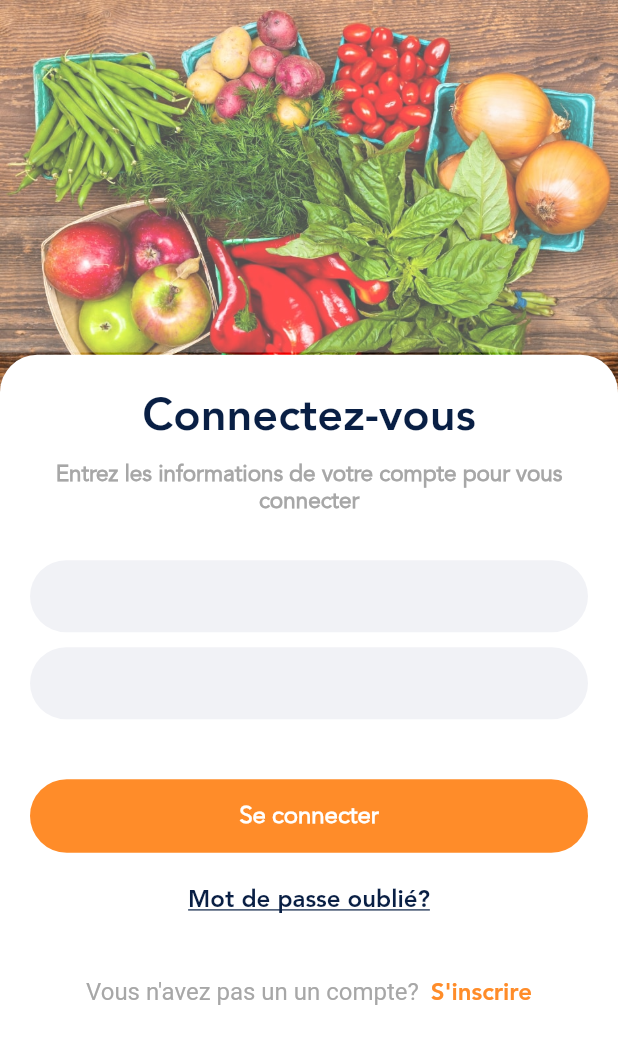
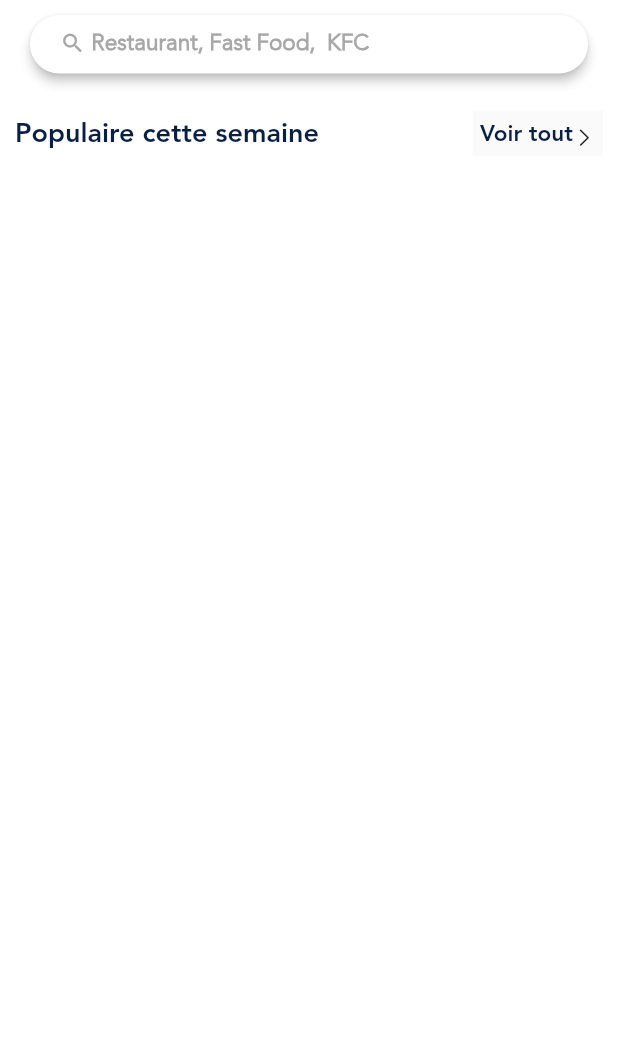
Before and after one commit to jowilf/restaurant-ui, a Flutter app: the screen it shows after launch, on a phone screen of 412 x 824 dp. Shown: the top 1044 px of the screen. Run offline on Flutter 3.47's test engine with Material 2 defaults, Android fonts, the phone set to English and light mode, and no system bars; our stand-ins replace pin_code_fields, rflutter_alert.

Commit message:
begin homepage

```diff
--- a/lib/main.dart
+++ b/lib/main.dart
@@ -1,5 +1,7 @@
 import 'package:flutter/material.dart';
+import 'package:flutter/services.dart';
 import 'package:nekxolivro/ui/screens/ForgotPasswordPage.dart';
+import 'package:nekxolivro/ui/screens/HomePage.dart';
 import 'package:nekxolivro/ui/screens/LoginPage.dart';
 import 'package:nekxolivro/ui/screens/PhoneVerificationPage.dart';
 import 'package:nekxolivro/ui/screens/RegisterPage.dart';
@@ -54,7 +56,7 @@ class MyApp extends StatelessWidget {
     print('-----------------');
     switch (routeName) {
       case AppRoutes.root:
-        return LoginPage();
+        return HomePage();
       case AppRoutes.resetPassword:
         return ResetPasswordPage();
       case AppRoutes.forgotPassword:
--- a/lib/ui/components/RoundEditText.dart
+++ b/lib/ui/components/RoundEditText.dart
@@ -9,7 +9,7 @@ class RoundEditText extends StatefulWidget {
   TextEditingController controller = TextEditingController();
 
   RoundEditText(
-      {this.hintText,
+      {this.hintText = "",
       this.inputType,
       this.obscureText,
       this.prefixText,
@@ -48,8 +48,12 @@ class RoundEditTextState extends State<RoundEditText> {
             this.setState(() => canShowPrefix = newValue != ""),
         style: TextStyle(fontSize: 16),
         decoration: InputDecoration(
-            prefixText: (canShowPrefix && prefixText != null) ? prefixText +"  ": "",
-            prefixStyle: TextStyle(fontSize: 13,fontWeight: FontWeight.bold, color: Palette.colorSecondary),
+            prefixText:
+                (canShowPrefix && prefixText != null) ? prefixText + "  " : "",
+            prefixStyle: TextStyle(
+                fontSize: 13,
+                fontWeight: FontWeight.bold,
+                color: Palette.colorSecondary),
             border: InputBorder.none,
             hintText: hintText != null ? hintText : ""),
       ),
--- /dev/null
+++ b/lib/ui/screens/HomePage.dart
@@ -0,0 +1,134 @@
+import 'package:flutter/cupertino.dart';
+import 'package:flutter/material.dart';
+import 'package:nekxolivro/values/AppRoutes.dart';
+import 'package:nekxolivro/values/Palette.dart';
+import 'package:nekxolivro/values/StringRes.dart';
+
+class HomePage extends StatefulWidget {
+  @override
+  State createState() => HomePageState();
+}
+
+class HomePageState extends State<HomePage> {
+  @override
+  Widget build(BuildContext context) {
+    return Scaffold(
+        backgroundColor: Palette.whiteBackGround,
+        body: SafeArea(
+          child: Stack(
+            children: <Widget>[
+              Container(
+                decoration: BoxDecoration(color: Colors.white),
+                height: double.infinity,
+              ),
+              Column(
+                children: <Widget>[
+                  SizedBox(
+                    height: 10,
+                  ),
+                  Card(
+                    elevation: 3,
+                    margin: EdgeInsets.symmetric(horizontal: 20),
+                    shape: RoundedRectangleBorder(
+                      borderRadius: BorderRadius.circular(30.0),
+                    ),
+                    child: Container(
+                      padding:
+                          EdgeInsets.symmetric(horizontal: 20, vertical: 10),
+                      width: double.infinity,
+                      child: Container(
+                        child: RichText(
+                          overflow: TextOverflow.ellipsis,
+                          text: TextSpan(
+                            style: TextStyle(
+                              color: Palette.greyText,
+                              fontFamily: StringRes.Avenir_Light,
+                              fontWeight: FontWeight.bold,
+                              fontSize: 15,
+                            ),
+                            children: [
+                              WidgetSpan(
+                                  child: Icon(
+                                Icons.search,
+                                size: 17,
+                                color: Palette.greyText,
+                              )),
+                              TextSpan(text: " "),
+                              TextSpan(text: StringRes.search_home)
+                            ],
+                          ),
+                        ),
+                      ),
+                    ),
+                  ),
+                  SizedBox(
+                    height: 5,
+                  ),
+                  SingleChildScrollView(
+                      child: Column(
+                    mainAxisSize: MainAxisSize.max,
+                    children: <Widget>[
+                      Container(
+                        padding:
+                            EdgeInsets.symmetric(vertical: 20, horizontal: 10),
+                        child: Row(
+                          mainAxisAlignment: MainAxisAlignment.spaceBetween,
+                          children: <Widget>[
+                            Expanded(
+                              child: Text(
+                                "Populaire cette semaine",
+                                maxLines: 1,
+                                overflow: TextOverflow.ellipsis,
+                                style: TextStyle(
+                                    fontSize: 18,
+                                    color: Palette.colorBlueBlack,
+                                    fontFamily: StringRes.Avenir_Heavy),
+                              ),
+                            ),
+                            Material(
+                              child: InkWell(
+                                onTap: () => Navigator.pushNamed(
+                                    context, AppRoutes.login),
+                                child: Container(
+                                  padding: EdgeInsets.symmetric(
+                                      vertical: 5, horizontal: 5),
+                                  child: RichText(
+                                    text: TextSpan(
+                                        text: "Voir tout",
+                                        style: TextStyle(
+                                            fontSize: 15,
+                                            color: Palette.colorBlueBlack,
+                                            fontFamily: StringRes.Avenir_Heavy),
+                                        children: [
+                                          WidgetSpan(
+                                              child: Icon(
+                                            CupertinoIcons.right_chevron,
+                                            size: 15,
+                                          ))
+                                        ]),
+                                  ),
+                                ),
+                              ),
+                            )
+                          ],
+                        ),
+                      )
+                    ],
+                  ))
+                ],
+              ),
+            ],
+          ),
+        ),
+        appBar: PreferredSize(
+          preferredSize: Size.fromHeight(0.0),
+          child: AppBar(
+              centerTitle: false,
+              automaticallyImplyLeading: true,
+              elevation: 0.0,
+              backgroundColor: Colors.white,
+              title: Text("")),
+        ));
+  }
+}
+/*,*/
--- a/lib/ui/screens/LoginPage.dart
+++ b/lib/ui/screens/LoginPage.dart
@@ -126,7 +126,7 @@ class LoginPageState extends State<LoginPage> {
                                     child: Text(
                                       StringRes.mot_de_passe_oublie,
                                       style: TextStyle(
-                                          color: Palette.colorBlueBlack,
+                                          color: Palette.colorBlue,
                                           fontSize: 16,
                                           fontFamily: StringRes.Avenir_Heavy,
                                           decoration: TextDecoration.underline),
--- a/lib/ui/screens/RegisterPage.dart
+++ b/lib/ui/screens/RegisterPage.dart
@@ -134,9 +134,17 @@ class RegisterPageState extends State<RegisterPage> {
   }
 
   void register(BuildContext context) {
+    var alertStyle = AlertStyle(
+      descStyle: TextStyle(fontWeight: FontWeight.bold),
+      overlayColor: Colors.black54,
+      alertBorder: RoundedRectangleBorder(
+        borderRadius: BorderRadius.circular(15),
+      ),
+    );
     Alert(
         context: context,
         title: "Nous allons vérifier votre numero",
+        style: alertStyle,
         content: RichText(
             textAlign: TextAlign.center,
             text: TextSpan(
--- a/lib/values/StringRes.dart
+++ b/lib/values/StringRes.dart
@@ -20,6 +20,8 @@ class StringRes {
   static const String mot_de_passe = "Mot de passe";
   static const String nouveau_mot_de_passe = "Nouveau mot de passe";
   static const String confirmer_mot_de_passe = "Confirmer le mot de passe";
+  static const String search_home =
+    "Restaurant, Fast Food,  KFC";
   static const String renitialiser_mot_de_passe =
       "Renitialiser votre mot de passe";
   static const String email = "Email";
@@ -37,4 +39,5 @@ class StringRes {
       "En créant votre compte, vous indiquez que vous avez lu et acceptez nos ";
   static const String termes_et_conditions =
       "Conditions générales d'utilisation";
+
 }
--- a/pubspec.yaml
+++ b/pubspec.yaml
@@ -21,6 +21,7 @@ dependencies:
     sdk: flutter
   rflutter_alert: ^1.0.3
   pin_code_fields: ^2.5.1
+  flutter_statusbarcolor: ^0.2.3
 
   # The following adds the Cupertino Icons font to your application.
   # Use with the CupertinoIcons class for iOS style icons.
```
Also changed, not shown: lib/ui/components/FoodView.dart (added), pubspec.lock.
